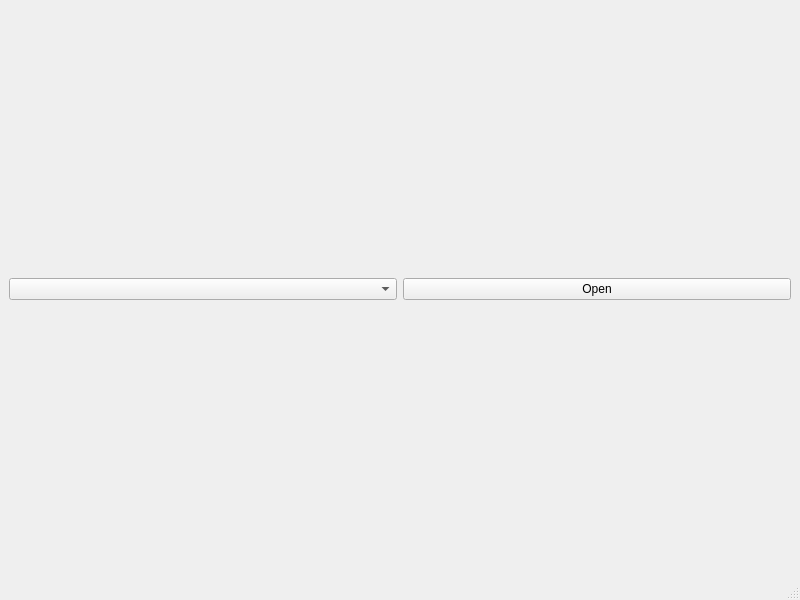
This is Qt/mainwindow.ui in Sani7/remote-ui as Qt 5 draws it before an edit. The edited form follows.
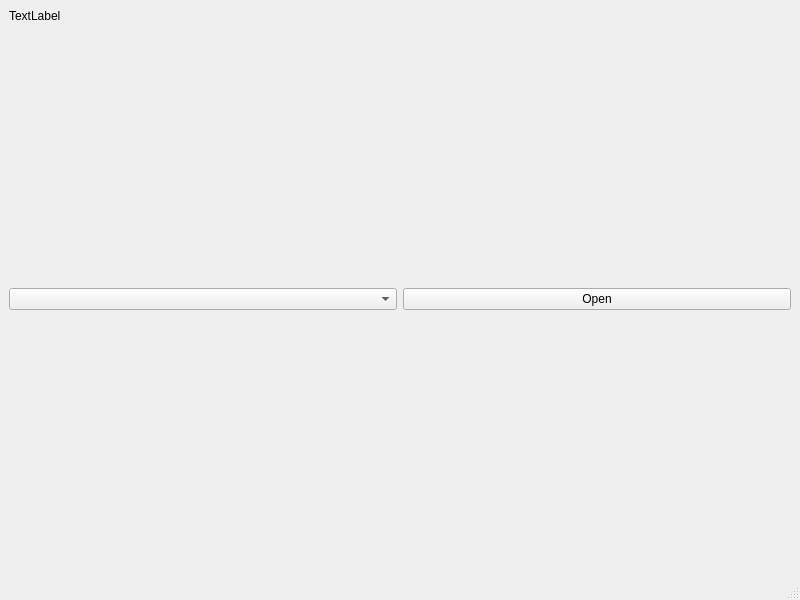
This is the edited form.

```diff
--- a/Qt/mainwindow.ui
+++ b/Qt/mainwindow.ui
@@ -15,7 +15,7 @@
   </property>
   <widget class="QWidget" name="centralwidget">
    <layout class="QGridLayout" name="gridLayout">
-    <item row="0" column="0">
+    <item row="2" column="0">
      <layout class="QHBoxLayout" name="horizontalLayout">
       <item>
        <widget class="QComboBox" name="comboBox"/>
@@ -29,6 +29,45 @@
       </item>
      </layout>
     </item>
+    <item row="0" column="0">
+     <widget class="QLabel" name="connection">
+      <property name="sizePolicy">
+       <sizepolicy hsizetype="Preferred" vsizetype="Fixed">
+        <horstretch>0</horstretch>
+        <verstretch>0</verstretch>
+       </sizepolicy>
+      </property>
+      <property name="text">
+       <string>TextLabel</string>
+      </property>
+     </widget>
+    </item>
+    <item row="1" column="0">
+     <spacer name="verticalSpacer">
+      <property name="orientation">
+       <enum>Qt::Orientation::Vertical</enum>
+      </property>
+      <property name="sizeHint" stdset="0">
+       <size>
+        <width>20</width>
+        <height>40</height>
+       </size>
+      </property>
+     </spacer>
+    </item>
+    <item row="3" column="0">
+     <spacer name="verticalSpacer_2">
+      <property name="orientation">
+       <enum>Qt::Orientation::Vertical</enum>
+      </property>
+      <property name="sizeHint" stdset="0">
+       <size>
+        <width>20</width>
+        <height>40</height>
+       </size>
+      </property>
+     </spacer>
+    </item>
    </layout>
   </widget>
   <widget class="QStatusBar" name="statusbar"/>
```
